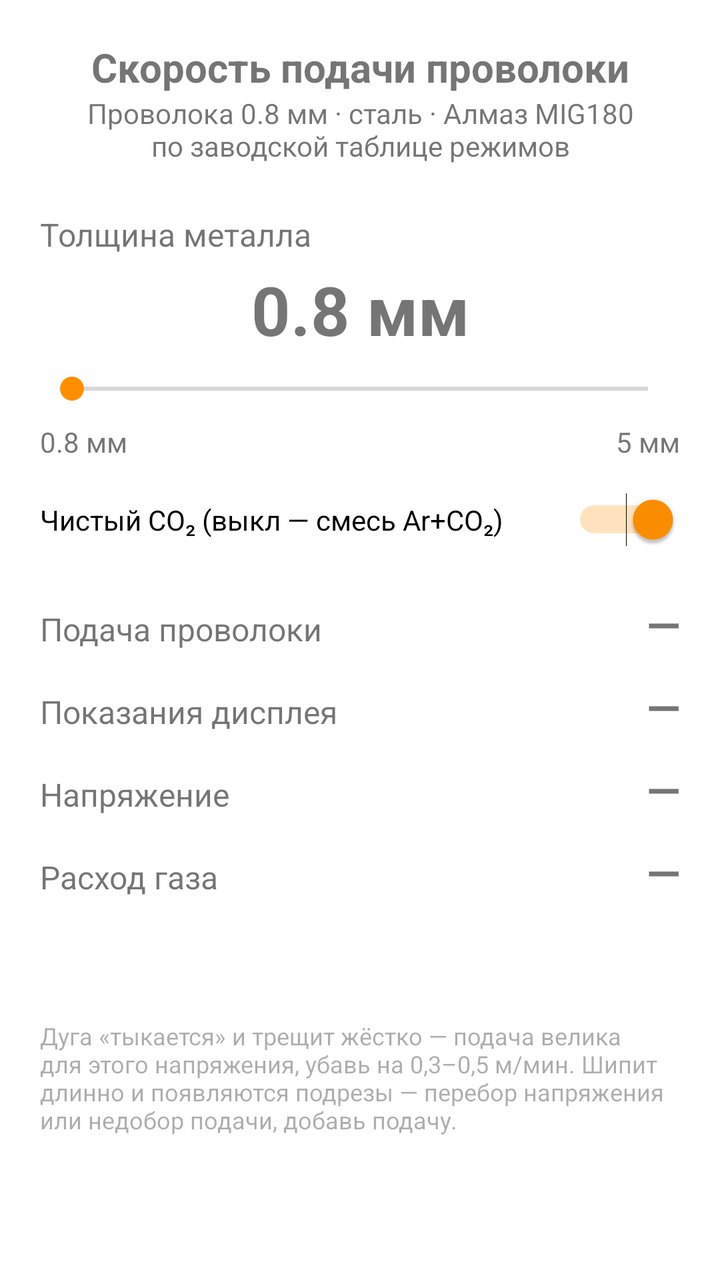
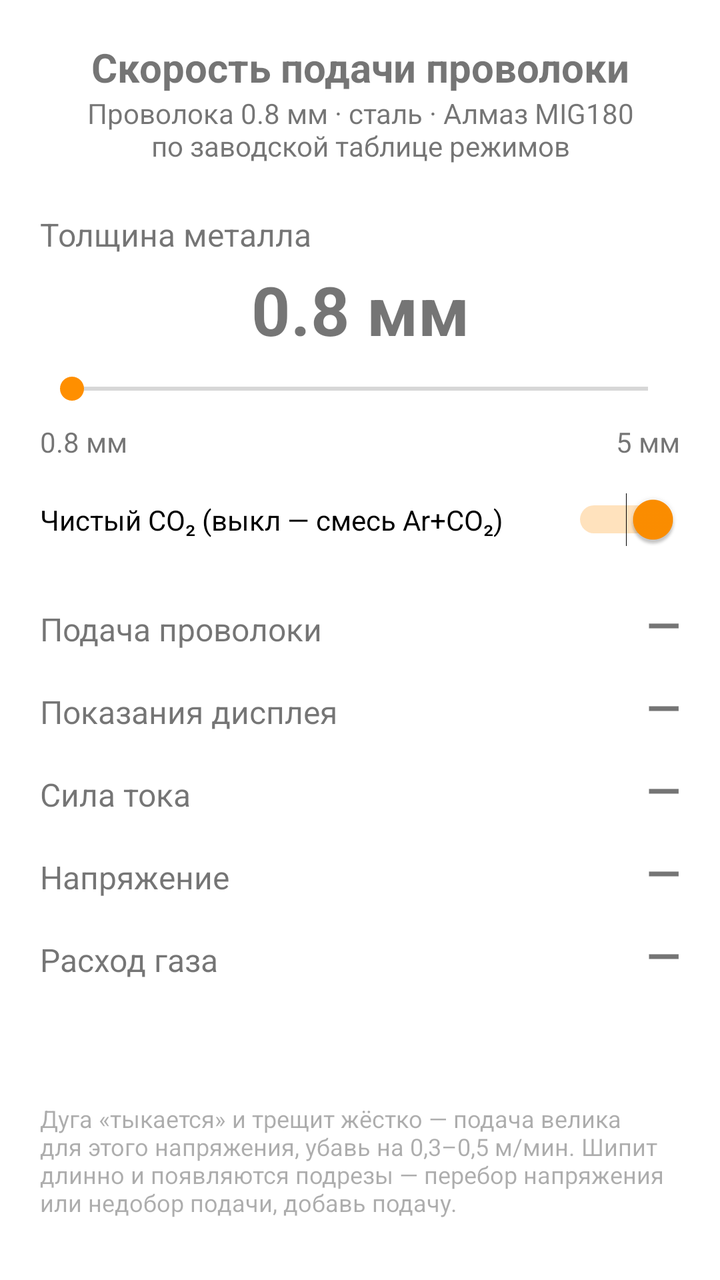

Before-and-after screenshots of an Android layout around one commit, followed by the original layout XML and the change that was made.
<!-- AndroidManifest.xml: application theme Theme.AlmazMig -->
<!-- res/layout/activity_main.xml -->
<?xml version="1.0" encoding="utf-8"?>
<ScrollView xmlns:android="http://schemas.android.com/apk/res/android"
    android:layout_width="match_parent"
    android:layout_height="match_parent"
    android:fillViewport="true">

    <LinearLayout
        android:layout_width="match_parent"
        android:layout_height="wrap_content"
        android:orientation="vertical"
        android:padding="20dp">

        <TextView
            android:layout_width="match_parent"
            android:layout_height="wrap_content"
            android:text="@string/title"
            android:textSize="20sp"
            android:textStyle="bold"
            android:gravity="center" />

        <TextView
            android:layout_width="match_parent"
            android:layout_height="wrap_content"
            android:text="@string/subtitle"
            android:textSize="14sp"
            android:gravity="center"
            android:layout_marginBottom="24dp" />

        <TextView
            android:layout_width="match_parent"
            android:layout_height="wrap_content"
            android:text="@string/label_thickness"
            android:textSize="16sp" />

        <TextView
            android:id="@+id/textThickness"
            android:layout_width="match_parent"
            android:layout_height="wrap_content"
            android:text="0.8 мм"
            android:textSize="34sp"
            android:textStyle="bold"
            android:gravity="center"
            android:layout_marginTop="4dp" />

        <SeekBar
            android:id="@+id/seekThickness"
            android:layout_width="match_parent"
            android:layout_height="wrap_content"
            android:max="42"
            android:progress="0"
            android:layout_marginTop="8dp"
            android:layout_marginBottom="8dp" />

        <LinearLayout
            android:layout_width="match_parent"
            android:layout_height="wrap_content"
            android:orientation="horizontal">

            <TextView
                android:layout_width="0dp"
                android:layout_weight="1"
                android:layout_height="wrap_content"
                android:text="0.8 мм" />

            <TextView
                android:layout_width="0dp"
                android:layout_weight="1"
                android:layout_height="wrap_content"
                android:text="5 мм"
                android:gravity="end" />
        </LinearLayout>

        <Switch
            android:id="@+id/switchGas"
            android:layout_width="match_parent"
            android:layout_height="wrap_content"
            android:text="@string/label_gas"
            android:checked="true"
            android:layout_marginTop="16dp"
            android:layout_marginBottom="16dp" />

        <LinearLayout
            android:layout_width="match_parent"
            android:layout_height="wrap_content"
            android:orientation="horizontal"
            android:layout_marginTop="8dp">

            <TextView
                android:layout_width="0dp"
                android:layout_weight="1"
                android:layout_height="wrap_content"
                android:text="@string/label_speed"
                android:textSize="16sp" />

            <TextView
                android:id="@+id/textSpeed"
                android:layout_width="wrap_content"
                android:layout_height="wrap_content"
                android:text="—"
                android:textSize="22sp"
                android:textStyle="bold" />
        </LinearLayout>

        <LinearLayout
            android:layout_width="match_parent"
            android:layout_height="wrap_content"
            android:orientation="horizontal"
            android:layout_marginTop="12dp">

            <TextView
                android:layout_width="0dp"
                android:layout_weight="1"
                android:layout_height="wrap_content"
                android:text="@string/label_display"
                android:textSize="16sp" />

            <TextView
                android:id="@+id/textDisplay"
                android:layout_width="wrap_content"
                android:layout_height="wrap_content"
                android:text="—"
                android:textSize="22sp"
                android:textStyle="bold" />
        </LinearLayout>

        <LinearLayout
            android:layout_width="match_parent"
            android:layout_height="wrap_content"
            android:orientation="horizontal"
            android:layout_marginTop="12dp">

            <TextView
                android:layout_width="0dp"
                android:layout_weight="1"
                android:layout_height="wrap_content"
                android:text="@string/label_voltage"
                android:textSize="16sp" />

            <TextView
                android:id="@+id/textVoltage"
                android:layout_width="wrap_content"
                android:layout_height="wrap_content"
                android:text="—"
                android:textSize="22sp"
                android:textStyle="bold" />
        </LinearLayout>

        <LinearLayout
            android:layout_width="match_parent"
            android:layout_height="wrap_content"
            android:orientation="horizontal"
            android:layout_marginTop="12dp">

            <TextView
                android:layout_width="0dp"
                android:layout_weight="1"
                android:layout_height="wrap_content"
                android:text="@string/label_gas_flow"
                android:textSize="16sp" />

            <TextView
                android:id="@+id/textGasFlow"
                android:layout_width="wrap_content"
                android:layout_height="wrap_content"
                android:text="—"
                android:textSize="22sp"
                android:textStyle="bold" />
        </LinearLayout>

        <TextView
            android:id="@+id/textHint"
            android:layout_width="match_parent"
            android:layout_height="wrap_content"
            android:layout_marginTop="24dp"
            android:textSize="14sp" />

        <TextView
            android:layout_width="match_parent"
            android:layout_height="wrap_content"
            android:layout_marginTop="16dp"
            android:text="@string/disclaimer"
            android:textSize="12sp"
            android:alpha="0.6" />

    </LinearLayout>
</ScrollView>
<!-- resources referenced by this layout -->
<resources>
  <string name="disclaimer">Дуга «тыкается» и трещит жёстко — подача велика для этого напряжения, убавь на 0,3–0,5 м/мин. Шипит длинно и появляются подрезы — перебор напряжения или недобор подачи, добавь подачу.</string>
  <string name="label_display">Показания дисплея</string>
  <string name="label_gas">Чистый CO₂ (выкл — смесь Ar+CO₂)</string>
  <string name="label_gas_flow">Расход газа</string>
  <string name="label_speed">Подача проволоки</string>
  <string name="label_thickness">Толщина металла</string>
  <string name="label_voltage">Напряжение</string>
  <string name="subtitle">Проволока 0.8 мм · сталь · Алмаз MIG180\nпо заводской таблице режимов</string>
  <string name="title">Скорость подачи проволоки</string>
  <style name="Theme.AlmazMig" parent="Theme.MaterialComponents.DayNight.DarkActionBar">
          <item name="colorPrimary">#1565C0</item>
          <item name="colorPrimaryDark">#0D47A1</item>
          <item name="colorAccent">#FF8F00</item>
      </style>
</resources>

<!-- the commit's change to res/layout/activity_main.xml (unified diff, before → after) -->
@@ -133,6 +133,28 @@
                 android:layout_width="0dp"
                 android:layout_weight="1"
                 android:layout_height="wrap_content"
+                android:text="@string/label_current"
+                android:textSize="16sp" />
+
+            <TextView
+                android:id="@+id/textCurrent"
+                android:layout_width="wrap_content"
+                android:layout_height="wrap_content"
+                android:text="—"
+                android:textSize="22sp"
+                android:textStyle="bold" />
+        </LinearLayout>
+
+        <LinearLayout
+            android:layout_width="match_parent"
+            android:layout_height="wrap_content"
+            android:orientation="horizontal"
+            android:layout_marginTop="12dp">
+
+            <TextView
+                android:layout_width="0dp"
+                android:layout_weight="1"
+                android:layout_height="wrap_content"
                 android:text="@string/label_voltage"
                 android:textSize="16sp" />
 
<!-- resource entries referenced after the edit -->
@@ -1,6 +1,7 @@
 <!-- resources referenced by this layout -->
 <resources>
   <string name="disclaimer">Дуга «тыкается» и трещит жёстко — подача велика для этого напряжения, убавь на 0,3–0,5 м/мин. Шипит длинно и появляются подрезы — перебор напряжения или недобор подачи, добавь подачу.</string>
+  <string name="label_current">Сила тока</string>
   <string name="label_display">Показания дисплея</string>
   <string name="label_gas">Чистый CO₂ (выкл — смесь Ar+CO₂)</string>
   <string name="label_gas_flow">Расход газа</string>
